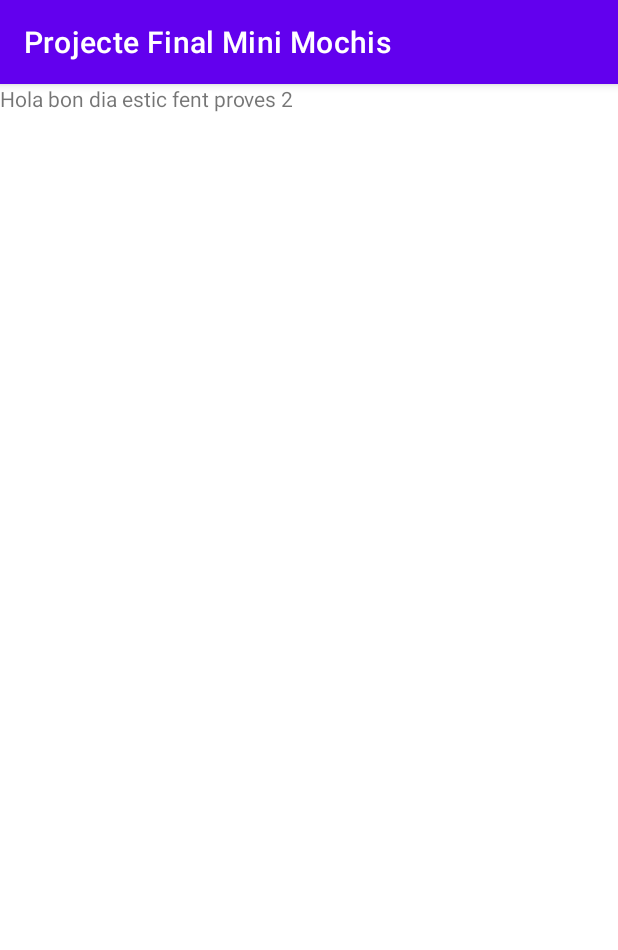
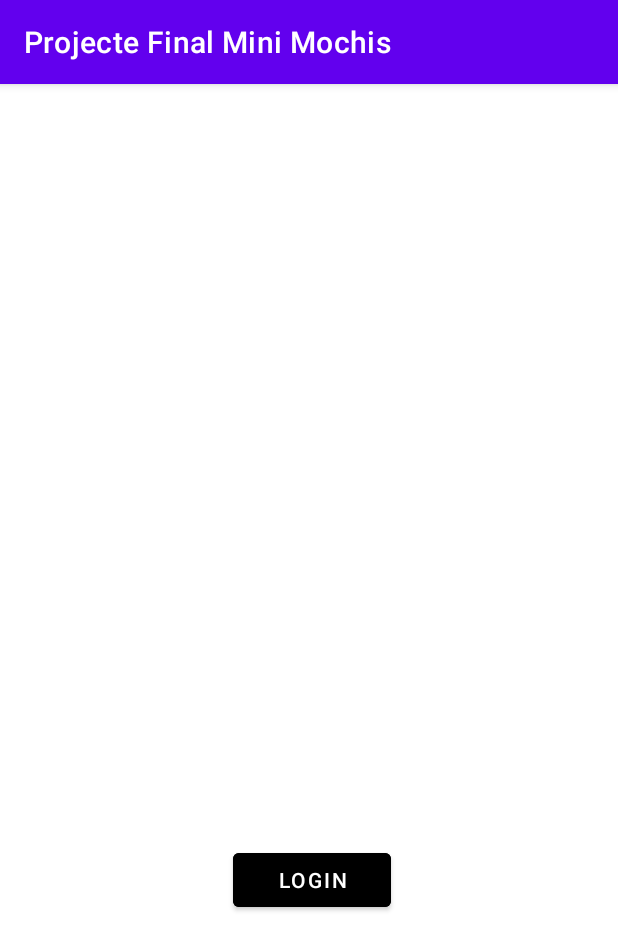
Before and after one commit to Marponset/Projecte_Final_Mini_Mochis, an Android app: the screen it shows after launch (MainActivity), on a phone screen of 412 x 824 dp. Shown: the top 950 px of the screen. Run offline under Robolectric (Android 15) with nearby library versions, the phone set to English and light mode, and no system bars.

Commit message:
Views de Login + introduir info de login fetes + boto de Login

```diff
--- a/app/src/main/AndroidManifest.xml
+++ b/app/src/main/AndroidManifest.xml
@@ -10,6 +10,9 @@
         android:supportsRtl="true"
         android:theme="@style/Theme.ProjecteFinalMiniMochis">
         <activity
+            android:name=".Login"
+            android:exported="true" />
+        <activity
             android:name=".MainActivity"
             android:exported="true">
             <intent-filter>
--- a/app/src/main/java/com/jmarpons/projectefinalminimochis/MainActivity.java
+++ b/app/src/main/java/com/jmarpons/projectefinalminimochis/MainActivity.java
@@ -2,13 +2,26 @@ package com.jmarpons.projectefinalminimochis;
 
 import androidx.appcompat.app.AppCompatActivity;
 
+import android.content.Intent;
 import android.os.Bundle;
+import android.view.View;
+import android.widget.Button;
 
 public class MainActivity extends AppCompatActivity {
-
+    Button btAnarLogin;
     @Override
     protected void onCreate(Bundle savedInstanceState) {
         super.onCreate(savedInstanceState);
         setContentView(R.layout.activity_main);
+
+        btAnarLogin = findViewById(R.id.BTAnarLogin);
+
+        btAnarLogin.setOnClickListener(new View.OnClickListener() {
+            @Override
+            public void onClick(View v) {
+                Intent intent = new Intent(MainActivity.this, Login.class);
+                startActivity(intent);
+            }
+        });
     }
 }
--- a/app/src/main/res/layout/activity_main.xml
+++ b/app/src/main/res/layout/activity_main.xml
@@ -1,13 +1,64 @@
 <?xml version="1.0" encoding="utf-8"?>
 <RelativeLayout xmlns:android="http://schemas.android.com/apk/res/android"
+    xmlns:app="http://schemas.android.com/apk/res-auto"
     xmlns:tools="http://schemas.android.com/tools"
     android:layout_width="match_parent"
     android:layout_height="match_parent"
     tools:context="com.jmarpons.projectefinalminimochis.MainActivity" >
 
-    <TextView
+    <!--android:layout_below="@+id/imageView10"-->
+    <LinearLayout
         android:layout_width="wrap_content"
-        android:layout_height="wrap_content"
-        android:text="Hola bon dia estic fent proves 2"
-        tools:ignore="HardcodedText" />
+        android:layout_height="355dp"
+        android:layout_alignParentStart="true"
+        android:layout_alignParentEnd="true"
+        android:layout_alignParentBottom="true"
+        android:layout_marginStart="4dp"
+        android:layout_marginTop="16dp"
+        android:layout_marginEnd="0dp"
+        android:layout_marginBottom="69dp"
+        android:gravity="center"
+        android:orientation="vertical"
+        android:padding="70dp">
+
+        <!--Login-->
+        <Button
+            android:id="@+id/BTAnarLogin"
+            android:layout_width="wrap_content"
+            android:layout_height="wrap_content"
+            android:layout_marginTop="20dp"
+            android:backgroundTint="@color/black"
+            android:backgroundTintMode="src_in"
+            android:paddingLeft="30dp"
+            android:paddingRight="30dp"
+            android:shadowRadius="50.300"
+            android:text="@string/BTAnarLogin" />
+
+        <!--
+        <Button
+            android:id="@+id/BTRegistre"
+            android:layout_width="wrap_content"
+            android:layout_height="wrap_content"
+            android:layout_marginTop="20dp"
+            android:backgroundTint="@color/black"
+            android:backgroundTintMode="src_in"
+            android:paddingLeft="30dp"
+            android:paddingRight="30dp"
+            android:shadowRadius="50.300"
+            android:text="@string/BTRegistre" />
+            -->
+
+    </LinearLayout>
+
+    <!--
+    <ImageView
+        android:id="@+id/imageView10"
+        android:layout_width="296dp"
+        android:layout_height="149dp"
+        android:layout_alignParentTop="true"
+        android:layout_alignParentEnd="true"
+        android:layout_marginTop="14dp"
+        android:layout_marginEnd="53dp"
+        app:srcCompat="@drawable/text" />
+        -->
 </RelativeLayout>
--- a/app/src/main/res/values/strings.xml
+++ b/app/src/main/res/values/strings.xml
@@ -1,3 +1,7 @@
 <resources>
     <string name="app_name">Projecte Final Mini Mochis</string>
+    <string name="BTAnarLogin">Login</string>
+    <string name="etCorreuLogin">Introdueix el teu correu</string>
+    <string name="etContrassenyaLogin">Introdueix la teva contrassenya</string>
+    <string name="BTLogin">Entrar</string>
 </resources>
```
Also changed, not shown: app/src/main/java/com/jmarpons/projectefinalminimochis/Login.java (added, +48 -0 lines), app/src/main/res/layout/activity_login.xml (added, +65 -0 lines).
